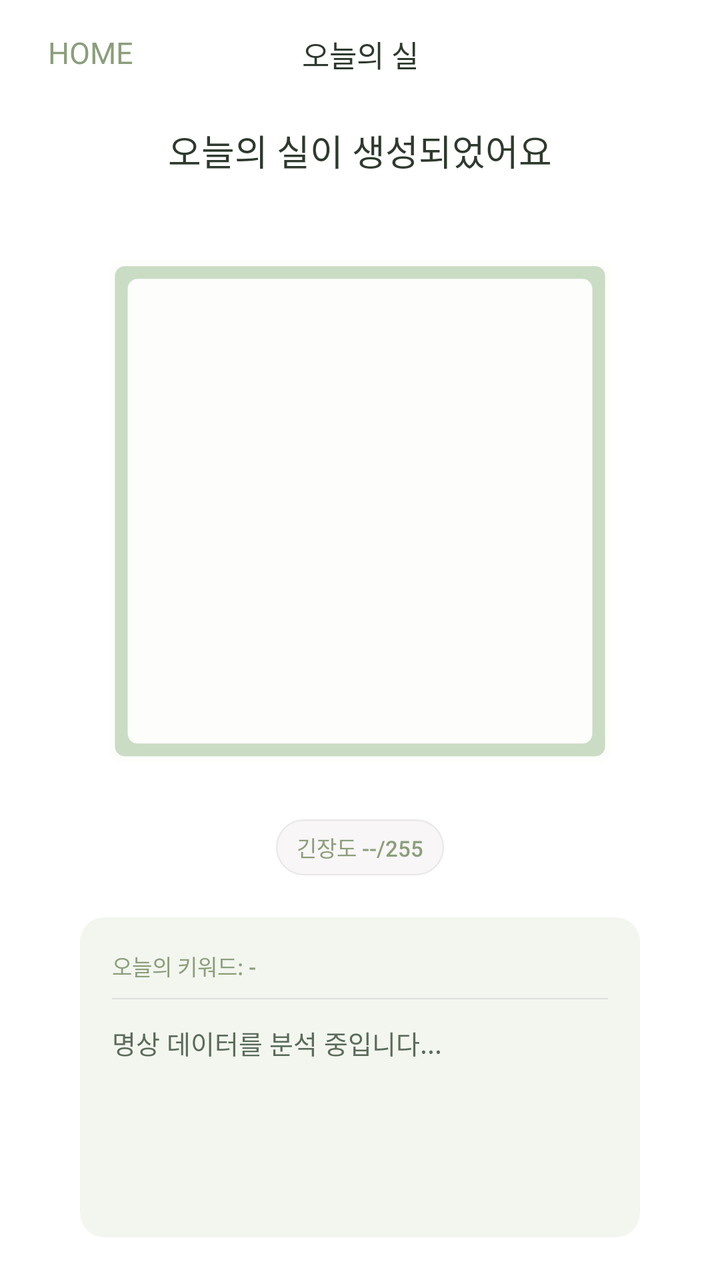
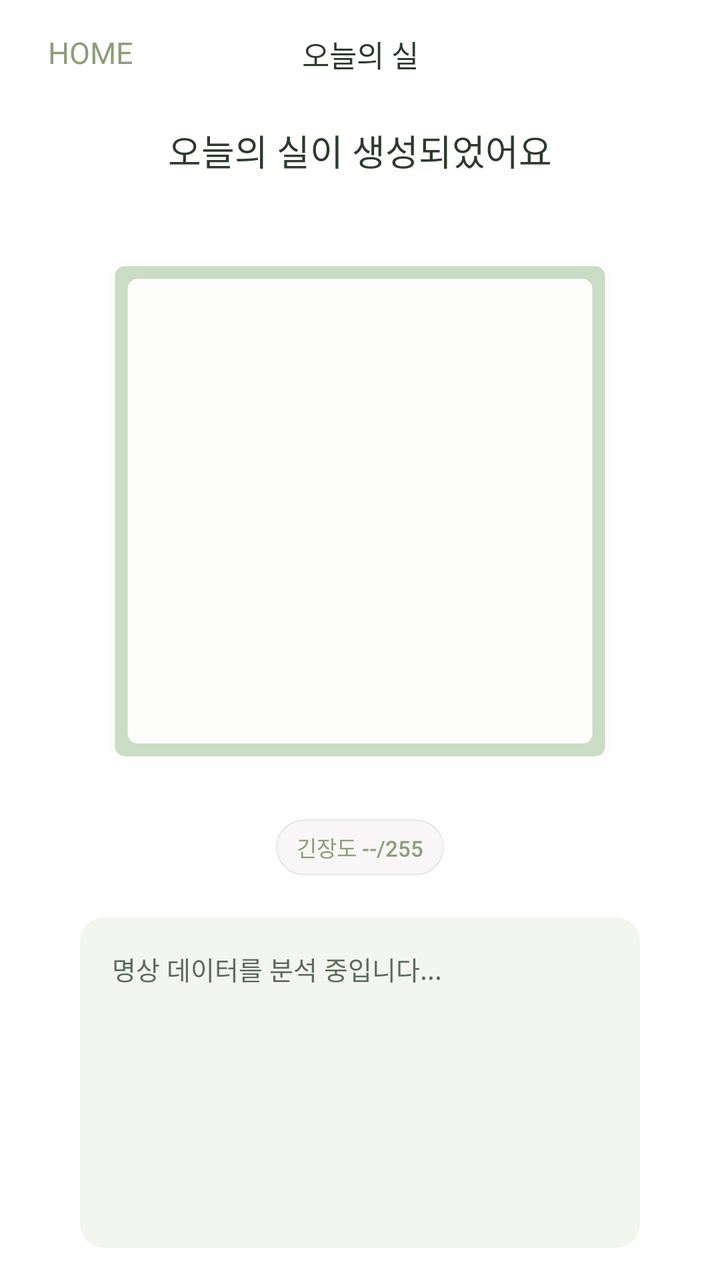

Screens rendered from an Android XML layout before and after an edit, with the pre-edit source and the edit as a unified diff.
<!-- AndroidManifest.xml: application theme Theme.NewRitage -->
<!-- res/layout/activity_session_complete.xml -->
<?xml version="1.0" encoding="utf-8"?>
<FrameLayout
    xmlns:android="http://schemas.android.com/apk/res/android"
    xmlns:app="http://schemas.android.com/apk/res-auto"
    android:layout_width="match_parent"
    android:layout_height="match_parent"
    android:background="@color/background">

    
    
    
    <LinearLayout
        android:id="@+id/screenRecord"
        android:layout_width="match_parent"
        android:layout_height="match_parent"
        android:orientation="vertical"
        android:visibility="visible">

        
        <LinearLayout
            android:layout_width="match_parent"
            android:layout_height="56dp"
            android:gravity="center_vertical"
            android:orientation="horizontal"
            android:paddingHorizontal="12dp"
            android:background="@color/background">
            <ImageButton
                android:id="@+id/btnBackRecord"
                android:layout_width="40dp"
                android:layout_height="40dp"
                android:background="?attr/selectableItemBackgroundBorderless"
                android:src="@drawable/back"/>
            <TextView
                android:layout_width="0dp"
                android:layout_height="wrap_content"
                android:layout_weight="1"
                android:gravity="center"
                android:text="REVIEW"
                android:textColor="@color/text_hint"
                android:textSize="13sp"
                android:letterSpacing="0.12"/>
            <View android:layout_width="40dp" android:layout_height="40dp"/>
        </LinearLayout>

        
        <LinearLayout
            android:layout_width="match_parent"
            android:layout_height="0dp"
            android:layout_weight="1"
            android:orientation="vertical"
            android:paddingHorizontal="24dp"
            android:paddingTop="16dp">

            <TextView
                android:layout_width="wrap_content"
                android:layout_height="wrap_content"
                android:text="오늘의 기록"
                android:textColor="@color/text_primary"
                android:textSize="20sp"
                android:fontFamily="sans-serif-medium"
                android:layout_marginBottom="16dp"/>

            
            <com.google.android.material.card.MaterialCardView
                android:layout_width="match_parent"
                android:layout_height="wrap_content"
                app:cardCornerRadius="14dp"
                app:cardElevation="0dp"
                app:strokeWidth="1dp"
                app:strokeColor="#E3E3E3"
                app:cardBackgroundColor="#FAFAFA">

                <LinearLayout
                    android:layout_width="match_parent"
                    android:layout_height="wrap_content"
                    android:orientation="vertical"
                    android:paddingHorizontal="16dp">

                    
                    <LinearLayout android:layout_width="match_parent"
                        android:layout_height="48dp" android:gravity="center_vertical"
                        android:orientation="horizontal">
                        <TextView android:layout_width="0dp" android:layout_height="wrap_content"
                            android:layout_weight="1" android:text="명상 시간"
                            android:textColor="@color/text_secondary" android:textSize="14sp"/>
                        <TextView android:id="@+id/tvSessionTimeVal"
                            android:layout_width="wrap_content" android:layout_height="wrap_content"
                            android:text="-" android:textColor="@color/text_primary" android:textSize="14sp"/>
                    </LinearLayout>
                    <View android:layout_width="match_parent" android:layout_height="0.5dp"
                        android:background="@color/divider"/>

                    
                    <LinearLayout android:layout_width="match_parent"
                        android:layout_height="48dp" android:gravity="center_vertical"
                        android:orientation="horizontal">
                        <TextView android:layout_width="0dp" android:layout_height="wrap_content"
                            android:layout_weight="1" android:text="평균 긴장도"
                            android:textColor="@color/text_secondary" android:textSize="14sp"/>
                        <TextView android:id="@+id/tvAvgPressureVal"
                            android:layout_width="wrap_content" android:layout_height="wrap_content"
                            android:text="-" android:textColor="@color/text_primary" android:textSize="14sp"/>
                    </LinearLayout>
                    <View android:layout_width="match_parent" android:layout_height="0.5dp"
                        android:background="@color/divider"/>

                    
                    <LinearLayout android:layout_width="match_parent"
                        android:layout_height="48dp" android:gravity="center_vertical"
                        android:orientation="horizontal">
                        <TextView android:layout_width="0dp" android:layout_height="wrap_content"
                            android:layout_weight="1" android:text="최고/최저 긴장도"
                            android:textColor="@color/text_secondary" android:textSize="14sp"/>
                        <TextView android:id="@+id/tvMaxMinVal"
                            android:layout_width="wrap_content" android:layout_height="wrap_content"
                            android:text="-" android:textColor="@color/text_primary" android:textSize="14sp"/>
                    </LinearLayout>
                    <View android:layout_width="match_parent" android:layout_height="0.5dp"
                        android:background="@color/divider"/>

                    
                    <LinearLayout android:layout_width="match_parent"
                        android:layout_height="48dp" android:gravity="center_vertical"
                        android:orientation="horizontal">
                        <TextView android:layout_width="0dp" android:layout_height="wrap_content"
                            android:layout_weight="1" android:text="안정 상태 이탈 빈도"
                            android:textColor="@color/text_secondary" android:textSize="14sp"/>
                        <TextView android:id="@+id/tvDeviationVal"
                            android:layout_width="wrap_content" android:layout_height="wrap_content"
                            android:text="-" android:textColor="@color/text_primary" android:textSize="14sp"/>
                    </LinearLayout>
                </LinearLayout>
            </com.google.android.material.card.MaterialCardView>

            
            <TextView
                android:layout_width="wrap_content"
                android:layout_height="wrap_content"
                android:layout_marginTop="24dp"
                android:layout_marginBottom="10dp"
                android:text="오늘의 감정"
                android:textColor="@color/text_primary"
                android:textSize="20sp"
                android:fontFamily="sans-serif-medium"/>

            <EditText
                android:id="@+id/etEmotion"
                android:layout_width="match_parent"
                android:layout_height="0dp"
                android:layout_weight="1"
                android:background="@drawable/bg_mind"
                android:gravity="top|start"
                android:hint="오늘 하루 무슨 일이 있었나요?"
                android:textColorHint="@color/text_hint"
                android:padding="18dp"
                android:textSize="14sp"
                android:textColor="@color/text_primary"
                android:inputType="textMultiLine"
                android:layout_marginBottom="12dp"/>

        </LinearLayout>

        
        <LinearLayout
            android:layout_width="match_parent"
            android:layout_height="wrap_content"
            android:gravity="end"
            android:orientation="horizontal"
            android:paddingHorizontal="20dp"
            android:paddingVertical="12dp"
            android:background="@color/background"
            android:elevation="4dp">
            <Button
                android:id="@+id/btnSkip"
                android:layout_width="wrap_content"
                android:layout_height="40dp"
                android:layout_marginEnd="8dp"
                android:paddingHorizontal="20dp"
                android:text="건너뛰기"
                android:textColor="@color/text_secondary"
                android:textSize="14sp"
                android:background="@drawable/btn_outline_bg"
                app:backgroundTint="@null"/>
            <Button
                android:id="@+id/btnRecord"
                android:layout_width="wrap_content"
                android:layout_height="40dp"
                android:paddingHorizontal="20dp"
                android:text="기록하기"
                android:textColor="@color/text_primary"
                android:textSize="14sp"
                android:background="@drawable/btn_outline_bg"
                app:backgroundTint="@null"/>
        </LinearLayout>
    </LinearLayout>

    
    
    
    <LinearLayout
        android:id="@+id/screenComplete"
        android:layout_width="match_parent"
        android:layout_height="match_parent"
        android:orientation="vertical"
        android:gravity="center"
        android:background="#F8FAF8"
        android:visibility="gone">

        <FrameLayout
            android:layout_width="match_parent"
            android:layout_height="match_parent">

            <View
                android:layout_width="match_parent"
                android:layout_height="match_parent"
                android:background="@drawable/complete_background_texture"
                android:alpha="0.8"/>

            <LinearLayout
                android:layout_width="match_parent"
                android:layout_height="match_parent"
                android:orientation="vertical"
                android:gravity="center">

                <FrameLayout
                    android:layout_width="280dp"
                    android:layout_height="280dp"
                    android:background="@drawable/bg_circle_white"
                    android:elevation="4dp"
                    android:padding="8dp">

                    <com.newritage.app.ui.util.WaveViewNew
                        android:id="@+id/waveViewComplete"
                        android:layout_width="match_parent"
                        android:layout_height="match_parent"/>

                    <LinearLayout
                        android:layout_width="match_parent"
                        android:layout_height="match_parent"
                        android:gravity="center"
                        android:orientation="vertical">
                        <TextView
                            android:layout_width="wrap_content"
                            android:layout_height="wrap_content"
                            android:text="오늘이\n기록되었습니다"
                            android:gravity="center"
                            android:textColor="#5A7F6F"
                            android:textSize="22sp"
                            android:fontFamily="sans-serif-medium"
                            android:lineSpacingExtra="6dp"/>

                        <TextView
                            android:id="@+id/tvStreakDays"
                            android:layout_width="wrap_content"
                            android:layout_height="wrap_content"
                            android:layout_marginTop="32dp"
                            android:text="연속 기록 1일째"
                            android:textColor="#94A099"
                            android:textSize="14sp"/>
                    </LinearLayout>
                </FrameLayout>

                
            </LinearLayout>
        </FrameLayout>

    </LinearLayout>

    
    
    
    <androidx.constraintlayout.widget.ConstraintLayout
        android:id="@+id/screenThread"
        android:layout_width="match_parent"
        android:layout_height="match_parent"
        android:background="@color/design_default_color_background"
        android:visibility="visible">

        
        <TextView
            android:id="@+id/tvHeaderHome"
            android:layout_width="wrap_content"
            android:layout_height="wrap_content"
            android:layout_marginStart="24dp"
            android:layout_marginTop="16dp"
            android:text="@string/thread_home"
            android:textColor="@color/primary"
            android:textSize="15sp"
            android:background="?attr/selectableItemBackground"
            app:layout_constraintStart_toStartOf="parent"
            app:layout_constraintTop_toTopOf="parent" />

        <TextView
            android:id="@+id/tvHeaderToday"
            android:layout_width="wrap_content"
            android:layout_height="wrap_content"
            android:layout_marginTop="16dp"
            android:text="@string/thread_header"
            android:textColor="@color/text_primary"
            android:textSize="15sp"
            android:fontFamily="sans-serif-medium"
            app:layout_constraintEnd_toEndOf="parent"
            app:layout_constraintStart_toStartOf="parent"
            app:layout_constraintTop_toTopOf="parent" />

        <TextView
            android:id="@+id/tvThreadMainTitle"
            android:layout_width="wrap_content"
            android:layout_height="wrap_content"
            android:layout_marginTop="24dp"
            android:text="@string/thread_main_title"
            android:textColor="@color/text_primary"
            android:textSize="18sp"
            android:fontFamily="sans-serif-medium"
            app:layout_constraintEnd_toEndOf="parent"
            app:layout_constraintStart_toStartOf="parent"
            app:layout_constraintTop_toBottomOf="@id/tvHeaderToday" />

        <TextView
            android:id="@+id/tvThreadDate"
            android:layout_width="wrap_content"
            android:layout_height="wrap_content"
            android:layout_marginTop="6dp"
            android:textColor="@color/text_hint"
            android:textSize="12sp"
            app:layout_constraintEnd_toEndOf="parent"
            app:layout_constraintStart_toStartOf="parent"
            app:layout_constraintTop_toBottomOf="@id/tvThreadMainTitle" />

        
        <FrameLayout
            android:id="@+id/containerThread"
            android:layout_width="260dp"
            android:layout_height="260dp"
            android:layout_marginTop="16dp"
            app:layout_constraintEnd_toEndOf="parent"
            app:layout_constraintStart_toStartOf="parent"
            app:layout_constraintTop_toBottomOf="@id/tvThreadDate">

            <ImageView
                android:id="@+id/ivThreadFrame"
                android:layout_width="match_parent"
                android:layout_height="match_parent"
                android:src="@drawable/thread_frame"
                android:scaleType="fitCenter" />

            
            <View
                android:id="@+id/threadColorView"
                android:layout_width="match_parent"
                android:layout_height="match_parent"
                android:layout_margin="24dp" />
        </FrameLayout>

        
        <TextView
            android:id="@+id/tvTensionGauge"
            android:layout_width="84dp"
            android:layout_height="28dp"
            android:layout_marginTop="23dp"
            android:background="@drawable/nervous_circle"
            android:gravity="center"
            android:text="긴장도 --/255"
            android:textColor="@color/primary"
            android:textSize="11sp"
            android:fontFamily="sans-serif-medium"
            app:layout_constraintEnd_toEndOf="parent"
            app:layout_constraintStart_toStartOf="parent"
            app:layout_constraintTop_toBottomOf="@id/containerThread" />

        
        <com.google.android.material.card.MaterialCardView
            android:id="@+id/cardAnalysis"
            android:layout_width="280dp"
            android:layout_height="160dp"
            android:layout_marginTop="21dp"
            android:layout_marginBottom="12dp"
            app:cardBackgroundColor="#F3F6EF"
            app:cardCornerRadius="12dp"
            app:cardElevation="0dp"
            app:layout_constraintEnd_toEndOf="parent"
            app:layout_constraintStart_toStartOf="parent"
            app:layout_constraintTop_toBottomOf="@id/tvTensionGauge"
            app:layout_constrainedHeight="true">

            <ScrollView
                android:layout_width="match_parent"
                android:layout_height="match_parent"
                android:scrollbars="vertical"
                android:fadeScrollbars="false"
                android:scrollbarStyle="insideOverlay">

                <LinearLayout
                    android:layout_width="match_parent"
                    android:layout_height="wrap_content"
                    android:gravity="start"
                    android:orientation="vertical"
                    android:padding="16dp">

                    <TextView
                        android:id="@+id/tvKeywords"
                        android:layout_width="wrap_content"
                        android:layout_height="wrap_content"
                        android:text="오늘의 키워드: -"
                        android:textColor="@color/primary"
                        android:textSize="11sp"
                        android:fontFamily="sans-serif-medium"
                        android:layout_marginBottom="8dp"/>

                    <View
                        android:layout_width="match_parent"
                        android:layout_height="0.5dp"
                        android:background="#DDDDDD"
                        android:layout_marginBottom="12dp"/>

                    <TextView
                        android:id="@+id/tvAiFeedback"
                        android:layout_width="match_parent"
                        android:layout_height="wrap_content"
                        android:text="명상 데이터를 분석 중입니다..."
                        android:textColor="@color/text_secondary"
                        android:textSize="13sp"
                        android:lineSpacingExtra="4dp"/>
                </LinearLayout>
            </ScrollView>
        </com.google.android.material.card.MaterialCardView>


    </androidx.constraintlayout.widget.ConstraintLayout>
</FrameLayout>
<!-- resources referenced by this layout -->
<resources>
  <color name="background">#FFFFFF</color>
  <color name="divider">#E0E0D8</color>
  <color name="primary">#8B9E7B</color>
  <color name="text_hint">#9AAA9A</color>
  <color name="text_primary">#2D3A2D</color>
  <color name="text_secondary">#5A6B5A</color>
  <!-- drawable back: png bitmap (drawable, 368 bytes) -->
  <!-- drawable bg_circle_white (drawable) -->
  <vector xmlns:android="http://schemas.android.com/apk/res/android"
      android:width="33dp"
      android:height="33dp"
      android:viewportWidth="33"
      android:viewportHeight="33">
    <path
        android:strokeWidth="1"
        android:pathData="M16.429,0.5C25.236,0.5 32.357,7.491 32.357,16.094C32.357,24.696 25.236,31.687 16.429,31.687C7.622,31.687 0.5,24.696 0.5,16.094C0.5,7.491 7.622,0.5 16.429,0.5Z"
        android:fillColor="#ffffff"
        android:strokeColor="#EAEFE5"/>
  </vector>
  <!-- drawable bg_mind (drawable) -->
  <vector xmlns:android="http://schemas.android.com/apk/res/android"
      android:width="344dp"
      android:height="464dp"
      android:viewportWidth="344"
      android:viewportHeight="464">
    <path
        android:pathData="M0,13C0,5.82 5.82,0 13,0H331C338.18,0 344,5.82 344,13V451C344,458.18 338.18,464 331,464H13C5.82,464 0,458.18 0,451V13Z"
        android:fillColor="#F3F6EF"/>
  </vector>
  <!-- drawable btn_outline_bg (drawable) -->
  <vector xmlns:android="http://schemas.android.com/apk/res/android"
      android:width="64dp"
      android:height="26dp"
      android:viewportWidth="64"
      android:viewportHeight="26">
    <path
        android:strokeWidth="1"
        android:pathData="M13,0.5H51C57.904,0.5 63.5,6.096 63.5,13C63.5,19.904 57.904,25.5 51,25.5H13C6.096,25.5 0.5,19.904 0.5,13C0.5,6.096 6.096,0.5 13,0.5Z"
        android:fillColor="#FFFEFE"
        android:strokeColor="#B2CAAA"/>
  </vector>
  <!-- drawable complete_background_texture: png bitmap (drawable, 539137 bytes) -->
  <!-- drawable nervous_circle (drawable) -->
  <vector xmlns:android="http://schemas.android.com/apk/res/android"
      android:width="114dp"
      android:height="38dp"
      android:viewportWidth="114"
      android:viewportHeight="38">
    <path
        android:strokeWidth="1"
        android:pathData="M19,0.5L95,0.5A18.5,18.5 0,0 1,113.5 19L113.5,19A18.5,18.5 0,0 1,95 37.5L19,37.5A18.5,18.5 0,0 1,0.5 19L0.5,19A18.5,18.5 0,0 1,19 0.5z"
        android:fillColor="#F8F6F6"
        android:strokeColor="#E9E8E8"/>
  </vector>
  <!-- drawable thread_frame (drawable) -->
  <vector xmlns:android="http://schemas.android.com/apk/res/android"
      android:width="365dp"
      android:height="366dp"
      android:viewportWidth="365"
      android:viewportHeight="366">
    <path
        android:pathData="M14,5L351,5A8,8 0,0 1,359 13L359,350A8,8 0,0 1,351 358L14,358A8,8 0,0 1,6 350L6,13A8,8 0,0 1,14 5z"
        android:fillColor="#FDFDFB"/>
    <path
        android:pathData="M17,9L348,9A7,7 0,0 1,355 16L355,347A7,7 0,0 1,348 354L17,354A7,7 0,0 1,10 347L10,16A7,7 0,0 1,17 9z"
        android:fillColor="#CADCC4"/>
    <path
        android:pathData="M26,18L339,18A7,7 0,0 1,346 25L346,338A7,7 0,0 1,339 345L26,345A7,7 0,0 1,19 338L19,25A7,7 0,0 1,26 18z"
        android:fillColor="#FDFDFB"/>
  </vector>
  <string name="thread_header">오늘의 실</string>
  <string name="thread_home">HOME</string>
  <string name="thread_main_title">오늘의 실이 생성되었어요</string>
  <style name="Theme.NewRitage" parent="Theme.MaterialComponents.Light.NoActionBar">
          <item name="colorPrimary">@color/primary</item>
          <item name="colorPrimaryDark">@color/primary_dark</item>
          <item name="colorAccent">@color/primary</item>
          <item name="android:windowBackground">@color/background</item>
          <item name="android:statusBarColor">@color/primary</item>
          <item name="android:fontFamily">sans-serif</item>
      </style>
  <color name="primary_dark">#6B7E5B</color>
</resources>

<!-- the commit's change to res/layout/activity_session_complete.xml (unified diff, before → after) -->
@@ -372,16 +372,16 @@
         <com.google.android.material.card.MaterialCardView
             android:id="@+id/cardAnalysis"
             android:layout_width="280dp"
-            android:layout_height="160dp"
+            android:layout_height="0dp"
             android:layout_marginTop="21dp"
-            android:layout_marginBottom="12dp"
+            android:layout_marginBottom="16dp"
             app:cardBackgroundColor="#F3F6EF"
             app:cardCornerRadius="12dp"
             app:cardElevation="0dp"
             app:layout_constraintEnd_toEndOf="parent"
             app:layout_constraintStart_toStartOf="parent"
             app:layout_constraintTop_toBottomOf="@id/tvTensionGauge"
-            app:layout_constrainedHeight="true">
+            app:layout_constraintBottom_toBottomOf="parent">
 
             <ScrollView
                 android:layout_width="match_parent"
@@ -396,22 +396,6 @@
                     android:gravity="start"
                     android:orientation="vertical"
                     android:padding="16dp">
-
-                    <TextView
-                        android:id="@+id/tvKeywords"
-                        android:layout_width="wrap_content"
-                        android:layout_height="wrap_content"
-                        android:text="오늘의 키워드: -"
-                        android:textColor="@color/primary"
-                        android:textSize="11sp"
-                        android:fontFamily="sans-serif-medium"
-                        android:layout_marginBottom="8dp"/>
-
-                    <View
-                        android:layout_width="match_parent"
-                        android:layout_height="0.5dp"
-                        android:background="#DDDDDD"
-                        android:layout_marginBottom="12dp"/>
 
                     <TextView
                         android:id="@+id/tvAiFeedback"
